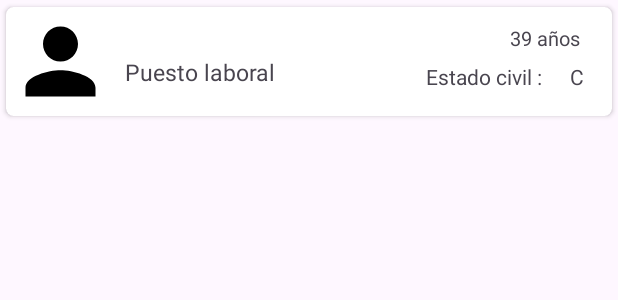
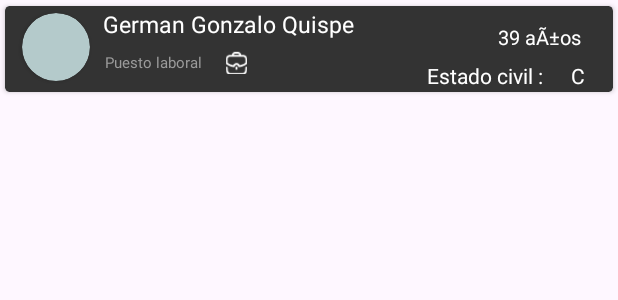
Before and after one commit to DhenisGit/Figuras_geometricas, an Android app: the layout lista_elementos.xml on its own in the app's theme, with its tools: preview values and no code run, on a phone screen of 412 x 824 dp. Shown: the top 300 px of the screen. Run offline under Robolectric (Android 15) with nearby library versions, the phone set to English and light mode, and no system bars.

Commit message:
terceros cambios

```diff
--- a/app/src/main/java/com/dhenis/polomorfismo/MainActivity.java
+++ b/app/src/main/java/com/dhenis/polomorfismo/MainActivity.java
@@ -21,7 +21,7 @@ public class MainActivity extends AppCompatActivity {
         btnPadres.setOnClickListener(new View.OnClickListener() {
             @Override
             public void onClick(View v) {
-                Intent intent = new Intent(MainActivity.this, Padre.class);
+                Intent intent = new Intent(MainActivity.this, PadreActivity.class);
                 startActivity(intent);
             }
         });
@@ -30,7 +30,7 @@ public class MainActivity extends AppCompatActivity {
         btnMadres.setOnClickListener(new View.OnClickListener() {
             @Override
             public void onClick(View v) {
-                Intent intent = new Intent(MainActivity.this, Madre.class);
+                Intent intent = new Intent(MainActivity.this, MadreActivity.class);
                 startActivity(intent);
             }
         });
--- a/app/src/main/res/layout/lista_elementos.xml
+++ b/app/src/main/res/layout/lista_elementos.xml
@@ -5,7 +5,8 @@
     android:layout_width="match_parent"
     android:layout_height="wrap_content"
     android:animateLayoutChanges="true"
-    app:cardCornerRadius="5dp"
+    app:cardCornerRadius="3dp"
+    android:backgroundTint="#333"
     android:elevation="4dp"
     app:cardUseCompatPadding="true">
 
@@ -19,61 +20,77 @@
             android:layout_height="wrap_content"
             android:orientation="horizontal"
             android:padding="1dp">
+
+            <androidx.cardview.widget.CardView
+                android:layout_width="45dp"
+                android:layout_height="45dp"
+                android:backgroundTint="#B4CACB"
+                android:layout_marginStart="10dp"
+                android:layout_marginTop="3dp"
+                app:cardCornerRadius="50dp">
                 <ImageView
-                android:id="@+id/imagenview"
-                android:layout_width="70dp"
-                android:layout_height="70dp"
+                    android:id="@+id/imagenview1"
+                    android:layout_width="40dp"
+                    android:layout_height="40dp"
                     android:layout_alignParentStart="true"
+                    android:layout_alignParentLeft="true"
                     android:layout_centerVertical="true"
                     android:layout_gravity="center"
                     android:paddingLeft="14dp"
-                android:paddingRight="14dp"
-                android:background="@drawable/persona"
-                android:layout_alignParentLeft="true"/>
+                    android:paddingRight="14dp" />
+            </androidx.cardview.widget.CardView>
             <LinearLayout
-                android:id="@+id/linerlayout"
-                android:layout_width="wrap_content"
-                android:layout_height="wrap_content"
-                android:layout_alignParentTop="true"
-                android:layout_marginStart="4dp"
-                android:layout_marginTop="2dp"
-                android:layout_toEndOf="@+id/imagenview"
-                android:orientation="vertical"
-                android:layout_marginLeft="4dp"
-                android:layout_toRightOf="@+id/imagenview">
+                android:layout_width="210dp"
+                android:layout_height="50dp"
+                android:layout_marginStart="60dp"
+                android:orientation="vertical">
                 <TextView
                     android:id="@+id/textname"
+                    android:textColor="#FFFFFF"
                     android:layout_width="wrap_content"
                     android:layout_height="wrap_content"
                     android:layout_marginBottom="2dp"
                     android:text=" German Gonzalo Quispe"
-                    android:textColor="@color/white"
                     android:textSize="15sp"/>
+                <LinearLayout
+                    android:layout_width="150dp"
+                    android:layout_height="wrap_content"
+                    android:layout_marginStart="5dp"
+                    android:orientation="horizontal">
                     <TextView
-                    android:layout_marginStart="4dp"
-                    android:layout_marginTop="6dp"
                         android:id="@+id/textlaboral"
                         android:layout_width="match_parent"
                         android:layout_height="wrap_content"
+                        android:layout_marginTop="6dp"
                         android:text="Puesto laboral"
-                    android:textSize="15sp"/>
+                        android:textColor="#9B9B9B"
+                        android:textSize="10sp" />
+
+                    <ImageView
+                        android:layout_width="15dp"
+                        android:layout_height="15dp"
+                        android:layout_marginStart="-70dp"
+                        android:layout_marginTop="5dp"
+                        android:src="@drawable/img" />
                 </LinearLayout>
-
+            </LinearLayout>
             <TextView
                 android:id="@+id/estatus"
                 android:layout_width="wrap_content"
                 android:layout_height="wrap_content"
                 android:layout_alignParentEnd="true"
                 android:layout_alignParentRight="true"
+                android:textColor="#FFFFFF"
                 android:layout_marginEnd="20dp"
                 android:layout_marginRight="6dp"
                 android:layout_marginTop="10dp"
-                android:text="39 años"
+                android:text="39 aÃ±os"
                 android:textSize="13sp" />
             <TextView
                 android:layout_width="wrap_content"
                 android:layout_height="wrap_content"
                 android:layout_alignParentEnd="true"
+                android:textColor="#FFFFFF"
                 android:layout_alignParentRight="true"
                 android:text="Estado civil :"
                 android:layout_marginEnd="45dp"
@@ -81,11 +98,12 @@
             <TextView
                 android:layout_width="wrap_content"
                 android:layout_height="wrap_content"
+                android:textColor="#FFFFFF"
                 android:text="C"
                 android:layout_alignParentRight="true"
                 android:layout_marginTop="35dp"
-                android:layout_marginEnd="17dp"
-                />
+                android:layout_marginEnd="17dp" />
         </RelativeLayout>
     </LinearLayout>
+
 </androidx.cardview.widget.CardView>
--- a/app/src/main/res/layout/lista_hijo.xml
+++ b/app/src/main/res/layout/lista_hijo.xml
@@ -5,7 +5,7 @@
     android:layout_width="match_parent"
     android:layout_height="match_parent"
     android:background="#333333"
-    tools:context=".Hijo">
+    tools:context=".HijoActivity">
 
     <TextView
         android:id="@+id/textView"
--- a/app/src/main/res/layout/lista_madre.xml
+++ b/app/src/main/res/layout/lista_madre.xml
@@ -5,7 +5,7 @@
     android:layout_width="match_parent"
     android:background="#333333"
     android:layout_height="match_parent"
-    tools:context=".Madre">
+    tools:context=".MadreActivity">
 
 
     <androidx.constraintlayout.widget.ConstraintLayout
--- a/app/src/main/res/layout/lista_padre.xml
+++ b/app/src/main/res/layout/lista_padre.xml
@@ -5,7 +5,7 @@
     android:layout_width="match_parent"
     android:background="#333333"
     android:layout_height="match_parent"
-    tools:context=".Padre">
+    tools:context=".PadreActivity">
 
 
     <androidx.constraintlayout.widget.ConstraintLayout
```
Also changed, not shown: app/src/main/AndroidManifest.xml (+11 -1 lines), app/src/main/java/com/dhenis/polomorfismo/HijoActivity.java (added, +14 -0 lines), app/src/main/java/com/dhenis/polomorfismo/MadreActivity.java (added, +14 -0 lines), app/src/main/java/com/dhenis/polomorfismo/PadreActivity.java (added, +14 -0 lines), app/src/main/res/drawable/img.png (added). Lines whose indentation alone changed are shown as unchanged.
